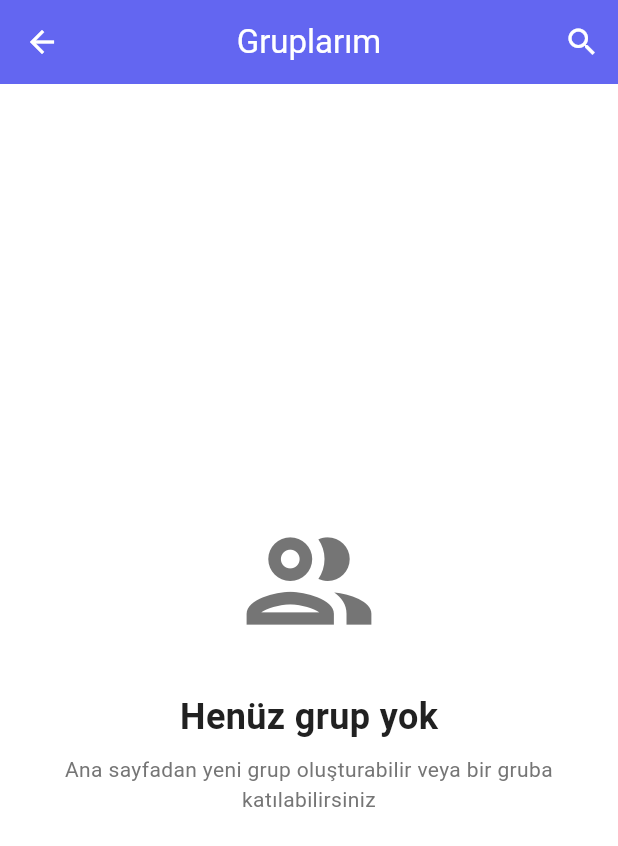
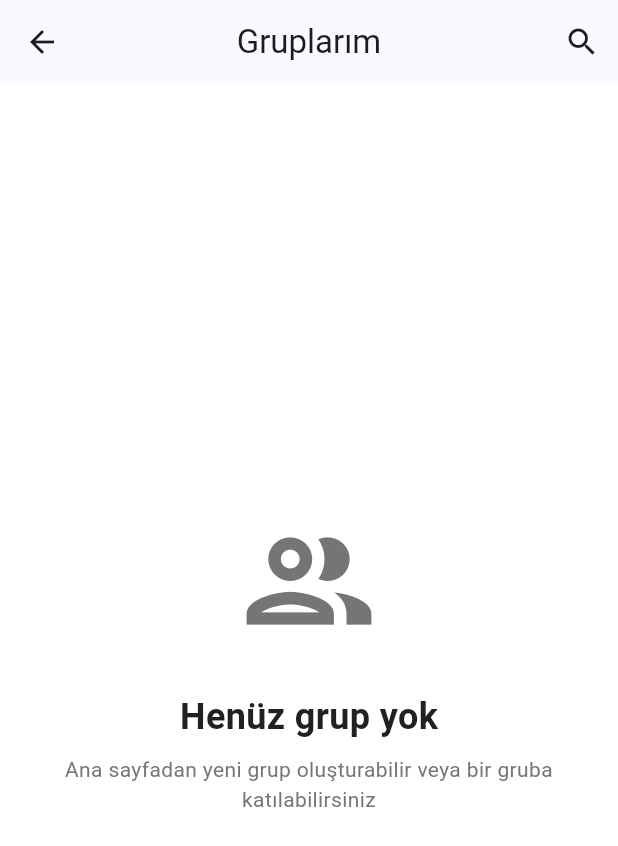
Before and after one commit to Haknozer/Masraf-Takip, a Flutter app: the screen it shows once a user with an empty profile is signed in, after a tap on "Tümünü Gör", on a phone screen of 412 x 824 dp. Shown: the top 846 px of the screen. Run offline on Flutter 3.47's test engine with Material 3 defaults, Android fonts, the phone set to English and light mode, and no system bars; our stand-ins replace app_links, cloud_firestore, firebase_auth, firebase_core, firebase_storage, flutter_riverpod and 5 more; missing offline and left inert: firebase_app_check, mobile_scanner; accounts and stored records are empty; network calls fail.

Commit message:
AppBar dark mode dÃ¼zeltmesi ve logo icon'larÄ± - TÃ¼m AppBar'lar dark mode'da surface rengini kullanÄ±yor, Android ve iOS icon'larÄ± gÃ¼ncellendi

```diff
--- a/lib/app.dart
+++ b/lib/app.dart
@@ -119,8 +119,8 @@ class _MyAppState extends ConsumerState<MyApp> {
         shape: RoundedRectangleBorder(borderRadius: BorderRadius.circular(12)),
       ),
       appBarTheme: AppBarTheme(
-        backgroundColor: AppColors.primary,
-        foregroundColor: Colors.white,
+        backgroundColor: colorScheme.surface,
+        foregroundColor: colorScheme.onSurface,
         elevation: 0,
         centerTitle: true,
       ),
@@ -195,8 +195,8 @@ class _MyAppState extends ConsumerState<MyApp> {
         shape: RoundedRectangleBorder(borderRadius: BorderRadius.circular(12)),
       ),
       appBarTheme: AppBarTheme(
-        backgroundColor: const Color(0xFF1E1E1E),
-        foregroundColor: const Color(0xFFE0E0E0),
+        backgroundColor: colorScheme.surface,
+        foregroundColor: colorScheme.onSurface,
         elevation: 0,
         centerTitle: true,
       ),
--- a/lib/screens/profile_page.dart
+++ b/lib/screens/profile_page.dart
@@ -17,7 +17,9 @@ import '../models/user_model.dart';
 import '../providers/theme_provider.dart';
 
 class ProfilePage extends ConsumerStatefulWidget {
-  const ProfilePage({super.key});
+  final bool showAppBar;
+
+  const ProfilePage({super.key, this.showAppBar = true});
 
   @override
   ConsumerState<ProfilePage> createState() => _ProfilePageState();
@@ -48,17 +50,26 @@ class _ProfilePageState extends ConsumerState<ProfilePage> {
     final userAsync = ref.watch(userModelProvider);
 
     return userAsync.when(
-      loading: () => BasePage(appBar: const ProfileAppBar(), body: const Center(child: CircularProgressIndicator())),
-      error: (e, s) => BasePage(appBar: const ProfileAppBar(), body: Center(child: Text("Hata: $e"))),
+      loading: () => BasePage(
+        appBar: widget.showAppBar ? const ProfileAppBar() : null,
+        body: const Center(child: CircularProgressIndicator())
+      ),
+      error: (e, s) => BasePage(
+        appBar: widget.showAppBar ? const ProfileAppBar() : null,
+        body: Center(child: Text("Hata: $e"))
+      ),
       data: (user) {
         if (user == null) {
-          return BasePage(appBar: const ProfileAppBar(), body: const Center(child: CircularProgressIndicator()));
+          return BasePage(
+            appBar: widget.showAppBar ? const ProfileAppBar() : null,
+            body: const Center(child: CircularProgressIndicator())
+          );
         }
 
         _initializeFields(user.displayName);
 
         return BasePage(
-          appBar: const ProfileAppBar(),
+          appBar: widget.showAppBar ? const ProfileAppBar() : null,
           body: Form(
             key: _formKey,
             child: Column(
--- a/lib/widgets/app_bars/create_expense_app_bar.dart
+++ b/lib/widgets/app_bars/create_expense_app_bar.dart
@@ -6,9 +6,10 @@ class CreateExpenseAppBar extends StatelessWidget implements PreferredSizeWidget
 
   @override
   Widget build(BuildContext context) {
+    final theme = Theme.of(context);
     return AppBar(
-      backgroundColor: AppColors.primary,
-      foregroundColor: AppColors.white,
+      backgroundColor: theme.appBarTheme.backgroundColor ?? theme.colorScheme.surface,
+      foregroundColor: theme.appBarTheme.foregroundColor ?? theme.colorScheme.onSurface,
       title: const Text('Masraf Ekle'),
       elevation: 0,
     );
--- a/lib/widgets/app_bars/create_group_app_bar.dart
+++ b/lib/widgets/app_bars/create_group_app_bar.dart
@@ -6,9 +6,10 @@ class CreateGroupAppBar extends StatelessWidget implements PreferredSizeWidget {
 
   @override
   Widget build(BuildContext context) {
+    final theme = Theme.of(context);
     return AppBar(
-      backgroundColor: AppColors.primary,
-      foregroundColor: AppColors.white,
+      backgroundColor: theme.appBarTheme.backgroundColor ?? theme.colorScheme.surface,
+      foregroundColor: theme.appBarTheme.foregroundColor ?? theme.colorScheme.onSurface,
       title: const Text('Grup Oluştur'),
       elevation: 0,
     );
--- a/lib/widgets/app_bars/edit_expense_app_bar.dart
+++ b/lib/widgets/app_bars/edit_expense_app_bar.dart
@@ -6,9 +6,10 @@ class EditExpenseAppBar extends StatelessWidget implements PreferredSizeWidget {
 
   @override
   Widget build(BuildContext context) {
+    final theme = Theme.of(context);
     return AppBar(
-      backgroundColor: AppColors.primary,
-      foregroundColor: AppColors.white,
+      backgroundColor: theme.appBarTheme.backgroundColor ?? theme.colorScheme.surface,
+      foregroundColor: theme.appBarTheme.foregroundColor ?? theme.colorScheme.onSurface,
       title: const Text('Masraf Düzenle'),
       elevation: 0,
     );
--- a/lib/widgets/app_bars/edit_group_app_bar.dart
+++ b/lib/widgets/app_bars/edit_group_app_bar.dart
@@ -6,9 +6,10 @@ class EditGroupAppBar extends StatelessWidget implements PreferredSizeWidget {
 
   @override
   Widget build(BuildContext context) {
+    final theme = Theme.of(context);
     return AppBar(
-      backgroundColor: AppColors.primary,
-      foregroundColor: AppColors.white,
+      backgroundColor: theme.appBarTheme.backgroundColor ?? theme.colorScheme.surface,
+      foregroundColor: theme.appBarTheme.foregroundColor ?? theme.colorScheme.onSurface,
       title: const Text('Grup Düzenle'),
       elevation: 0,
     );
--- a/lib/widgets/app_bars/group_detail_app_bar.dart
+++ b/lib/widgets/app_bars/group_detail_app_bar.dart
@@ -81,9 +81,10 @@ class GroupDetailAppBar extends ConsumerWidget implements PreferredSizeWidget {
     // Kullanıcının admin olup olmadığını kontrol et
     final isAdmin = group != null ? group!.isGroupAdmin(ref.read(currentUserProvider)?.uid ?? '') : false;
 
+    final theme = Theme.of(context);
     return AppBar(
-      backgroundColor: AppColors.primary,
-      foregroundColor: AppColors.white,
+      backgroundColor: theme.appBarTheme.backgroundColor ?? theme.colorScheme.surface,
+      foregroundColor: theme.appBarTheme.foregroundColor ?? theme.colorScheme.onSurface,
       title: const Text('Grup Detayı'),
       elevation: 0,
       actions: [
--- a/lib/widgets/app_bars/group_list_app_bar.dart
+++ b/lib/widgets/app_bars/group_list_app_bar.dart
@@ -19,20 +19,22 @@ class GroupListAppBar extends StatelessWidget implements PreferredSizeWidget {
 
   @override
   Widget build(BuildContext context) {
+    final theme = Theme.of(context);
+    final foregroundColor = theme.appBarTheme.foregroundColor ?? theme.colorScheme.onSurface;
     return AppBar(
-      backgroundColor: AppColors.primary,
-      foregroundColor: AppColors.white,
+      backgroundColor: theme.appBarTheme.backgroundColor ?? theme.colorScheme.surface,
+      foregroundColor: foregroundColor,
       title: searchController != null && onSearchChanged != null
           ? TextField(
               controller: searchController,
               autofocus: true,
-              style: const TextStyle(color: AppColors.white),
+              style: TextStyle(color: foregroundColor),
               decoration: InputDecoration(
                 hintText: 'Grup ara...',
-                hintStyle: TextStyle(color: AppColors.white.withOpacity(0.7)),
+                hintStyle: TextStyle(color: foregroundColor.withOpacity(0.7)),
                 border: InputBorder.none,
                 suffixIcon: IconButton(
-                  icon: const Icon(Icons.clear, color: AppColors.white),
+                  icon: Icon(Icons.clear, color: foregroundColor),
                   onPressed: () {
                     searchController?.clear();
                     onSearchChanged?.call('');
--- a/lib/widgets/app_bars/home_app_bar.dart
+++ b/lib/widgets/app_bars/home_app_bar.dart
@@ -6,9 +6,10 @@ class HomeAppBar extends StatelessWidget implements PreferredSizeWidget {
 
   @override
   Widget build(BuildContext context) {
+    final theme = Theme.of(context);
     return AppBar(
-      backgroundColor: AppColors.primary,
-      foregroundColor: AppColors.white,
+      backgroundColor: theme.appBarTheme.backgroundColor ?? theme.colorScheme.surface,
+      foregroundColor: theme.appBarTheme.foregroundColor ?? theme.colorScheme.onSurface,
       title: const Text('Ana Sayfa'),
       elevation: 0,
     );
--- a/lib/widgets/app_bars/login_app_bar.dart
+++ b/lib/widgets/app_bars/login_app_bar.dart
@@ -6,9 +6,10 @@ class LoginAppBar extends StatelessWidget implements PreferredSizeWidget {
 
   @override
   Widget build(BuildContext context) {
+    final theme = Theme.of(context);
     return AppBar(
-      backgroundColor: AppColors.primary,
-      foregroundColor: AppColors.white,
+      backgroundColor: theme.appBarTheme.backgroundColor ?? theme.colorScheme.surface,
+      foregroundColor: theme.appBarTheme.foregroundColor ?? theme.colorScheme.onSurface,
       title: const Text('Giriş Yap'),
       elevation: 0,
     );
--- a/lib/widgets/app_bars/profile_app_bar.dart
+++ b/lib/widgets/app_bars/profile_app_bar.dart
@@ -6,9 +6,10 @@ class ProfileAppBar extends StatelessWidget implements PreferredSizeWidget {
 
   @override
   Widget build(BuildContext context) {
+    final theme = Theme.of(context);
     return AppBar(
-      backgroundColor: AppColors.primary,
-      foregroundColor: AppColors.white,
+      backgroundColor: theme.appBarTheme.backgroundColor ?? theme.colorScheme.surface,
+      foregroundColor: theme.appBarTheme.foregroundColor ?? theme.colorScheme.onSurface,
       title: const Text('Profil Ayarları'),
       elevation: 0,
     );
--- a/lib/widgets/app_bars/register_app_bar.dart
+++ b/lib/widgets/app_bars/register_app_bar.dart
@@ -6,9 +6,10 @@ class RegisterAppBar extends StatelessWidget implements PreferredSizeWidget {
 
   @override
   Widget build(BuildContext context) {
+    final theme = Theme.of(context);
     return AppBar(
-      backgroundColor: AppColors.primary,
-      foregroundColor: AppColors.white,
+      backgroundColor: theme.appBarTheme.backgroundColor ?? theme.colorScheme.surface,
+      foregroundColor: theme.appBarTheme.foregroundColor ?? theme.colorScheme.onSurface,
       title: const Text('Kayıt Ol'),
       elevation: 0,
     );
```
Also changed, not shown: lib/screens/groups/group_detail_page.dart (+13 -2 lines), pubspec.yaml (+12 -0 lines), pubspec.lock, 21 other files.
